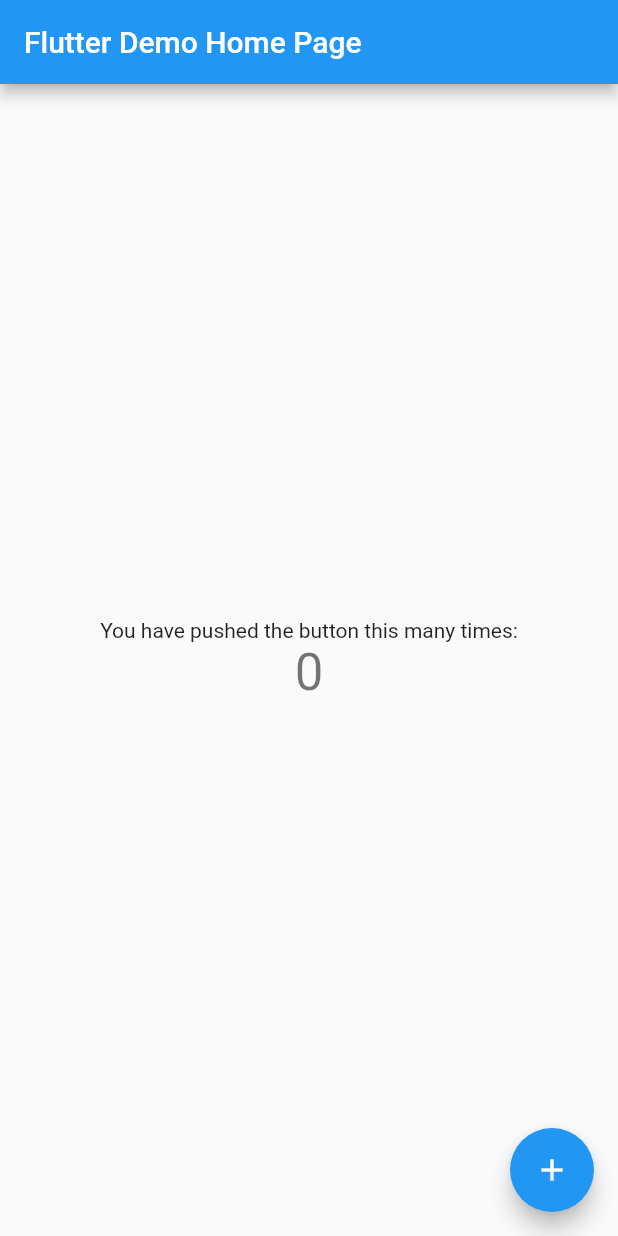
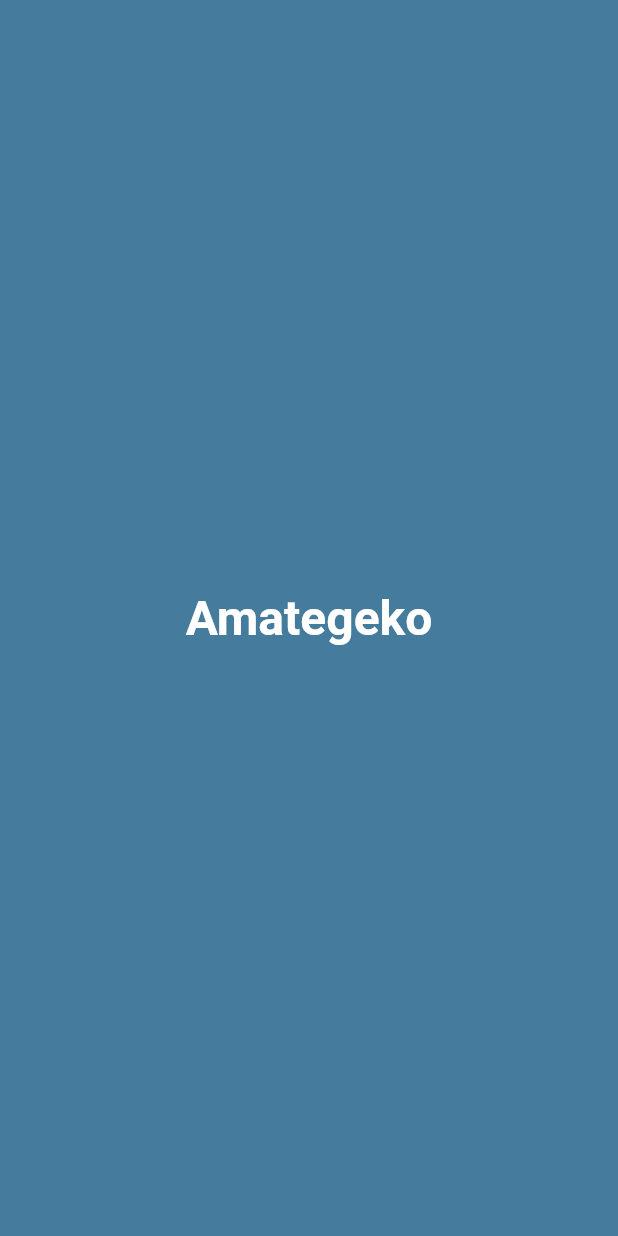
Before and after one commit to idMuvunyi/Amategeko-Yumuhanda, a Flutter app: the first screen one second after launch, on a phone screen of 412 x 824 dp. Run offline on Flutter 3.47's test engine with Material 2 defaults, Android fonts, the phone set to English and light mode, and no system bars; our stand-ins replace get, hexcolor.

Commit message:
create splash screen for the app

```diff
--- /dev/null
+++ b/lib/config/colors.dart
@@ -0,0 +1,9 @@
+import 'package:flutter/material.dart';
+import 'package:hexcolor/hexcolor.dart';
+
+class GlobalColors {
+  static HexColor primaryColor = HexColor('#457b9d');
+  static HexColor white = HexColor('#ffffff');
+  static HexColor grey = HexColor('#6c757d');
+  static HexColor black = HexColor('#2f3e46');
+}
--- a/lib/main.dart
+++ b/lib/main.dart
@@ -1,115 +1,19 @@
 import 'package:flutter/material.dart';
+import 'package:get/route_manager.dart';
+import './screen/splash.dart';
 
 void main() {
-  runApp(const MyApp());
+  runApp(const App());
 }
 
-class MyApp extends StatelessWidget {
-  const MyApp({super.key});
+class App extends StatelessWidget {
+  const App({super.key});
 
-  // This widget is the root of your application.
   @override
   Widget build(BuildContext context) {
-    return MaterialApp(
-      title: 'Flutter Demo',
-      theme: ThemeData(
-        // This is the theme of your application.
-        //
-        // Try running your application with "flutter run". You'll see the
-        // application has a blue toolbar. Then, without quitting the app, try
-        // changing the primarySwatch below to Colors.green and then invoke
-        // "hot reload" (press "r" in the console where you ran "flutter run",
-        // or simply save your changes to "hot reload" in a Flutter IDE).
-        // Notice that the counter didn't reset back to zero; the application
-        // is not restarted.
-        primarySwatch: Colors.blue,
-      ),
-      home: const MyHomePage(title: 'Flutter Demo Home Page'),
+    return const GetMaterialApp(
+      debugShowCheckedModeBanner: false,
+      home: SplashScreen(),
     );
   }
 }
-
-class MyHomePage extends StatefulWidget {
-  const MyHomePage({super.key, required this.title});
-
-  // This widget is the home page of your application. It is stateful, meaning
-  // that it has a State object (defined below) that contains fields that affect
-  // how it looks.
-
-  // This class is the configuration for the state. It holds the values (in this
-  // case the title) provided by the parent (in this case the App widget) and
-  // used by the build method of the State. Fields in a Widget subclass are
-  // always marked "final".
-
-  final String title;
-
-  @override
-  State<MyHomePage> createState() => _MyHomePageState();
-}
-
-class _MyHomePageState extends State<MyHomePage> {
-  int _counter = 0;
-
-  void _incrementCounter() {
-    setState(() {
-      // This call to setState tells the Flutter framework that something has
-      // changed in this State, which causes it to rerun the build method below
-      // so that the display can reflect the updated values. If we changed
-      // _counter without calling setState(), then the build method would not be
-      // called again, and so nothing would appear to happen.
-      _counter++;
-    });
-  }
-
-  @override
-  Widget build(BuildContext context) {
-    // This method is rerun every time setState is called, for instance as done
-    // by the _incrementCounter method above.
-    //
-    // The Flutter framework has been optimized to make rerunning build methods
-    // fast, so that you can just rebuild anything that needs updating rather
-    // than having to individually change instances of widgets.
-    return Scaffold(
-      appBar: AppBar(
-        // Here we take the value from the MyHomePage object that was created by
-        // the App.build method, and use it to set our appbar title.
-        title: Text(widget.title),
-      ),
-      body: Center(
-        // Center is a layout widget. It takes a single child and positions it
-        // in the middle of the parent.
-        child: Column(
-          // Column is also a layout widget. It takes a list of children and
-          // arranges them vertically. By default, it sizes itself to fit its
-          // children horizontally, and tries to be as tall as its parent.
-          //
-          // Invoke "debug painting" (press "p" in the console, choose the
-          // "Toggle Debug Paint" action from the Flutter Inspector in Android
-          // Studio, or the "Toggle Debug Paint" command in Visual Studio Code)
-          // to see the wireframe for each widget.
-          //
-          // Column has various properties to control how it sizes itself and
-          // how it positions its children. Here we use mainAxisAlignment to
-          // center the children vertically; the main axis here is the vertical
-          // axis because Columns are vertical (the cross axis would be
-          // horizontal).
-          mainAxisAlignment: MainAxisAlignment.center,
-          children: <Widget>[
-            const Text(
-              'You have pushed the button this many times:',
-            ),
-            Text(
-              '$_counter',
-              style: Theme.of(context).textTheme.headlineMedium,
-            ),
-          ],
-        ),
-      ),
-      floatingActionButton: FloatingActionButton(
-        onPressed: _incrementCounter,
-        tooltip: 'Increment',
-        child: const Icon(Icons.add),
-      ), // This trailing comma makes auto-formatting nicer for build methods.
-    );
-  }
-}
--- /dev/null
+++ b/lib/screen/Login.dart
@@ -0,0 +1,14 @@
+import 'package:flutter/material.dart';
+import 'package:flutter/src/widgets/framework.dart';
+import 'package:flutter/src/widgets/placeholder.dart';
+
+class Login extends StatelessWidget {
+  const Login({super.key});
+
+  @override
+  Widget build(BuildContext context) {
+    return const Scaffold(
+      body: Center(child: Text('Login Screen')),
+    );
+  }
+}
--- /dev/null
+++ b/lib/screen/splash.dart
@@ -0,0 +1,33 @@
+import 'dart:async';
+
+import 'package:flutter/material.dart';
+
+import 'package:flutter/material.dart';
+import 'package:get/instance_manager.dart';
+import 'package:get/route_manager.dart';
+import '../config/colors.dart';
+import 'package:get/get.dart';
+import './Login.dart';
+
+class SplashScreen extends StatelessWidget {
+  const SplashScreen({super.key});
+
+  @override
+  Widget build(BuildContext context) {
+    Timer(const Duration(seconds: 2), () {
+      Get.to(const Login());
+    });
+    return Scaffold(
+      backgroundColor: GlobalColors.primaryColor,
+      body: Center(
+        child: Text(
+          'Amategeko',
+          style: TextStyle(
+              color: GlobalColors.white,
+              fontSize: 32,
+              fontWeight: FontWeight.bold),
+        ),
+      ),
+    );
+  }
+}
--- a/pubspec.yaml
+++ b/pubspec.yaml
@@ -31,10 +31,11 @@
   flutter:
     sdk: flutter
 
-
   # The following adds the Cupertino Icons font to your application.
   # Use with the CupertinoIcons class for iOS style icons.
   cupertino_icons: ^1.0.2
+  get: ^4.6.5
+  hexcolor: ^3.0.1
 
 dev_dependencies:
   flutter_test:
@@ -52,7 +53,6 @@
 
 # The following section is specific to Flutter packages.
 flutter:
-
   # The following line ensures that the Material Icons font is
   # included with your application, so that you can use the icons in
   # the material Icons class.
```
Also changed, not shown: pubspec.lock.
